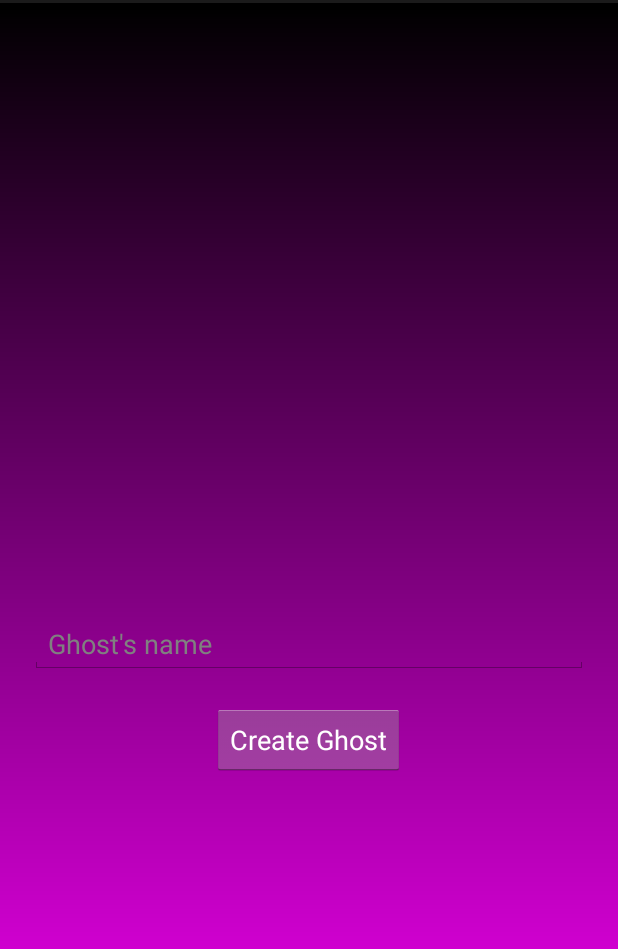
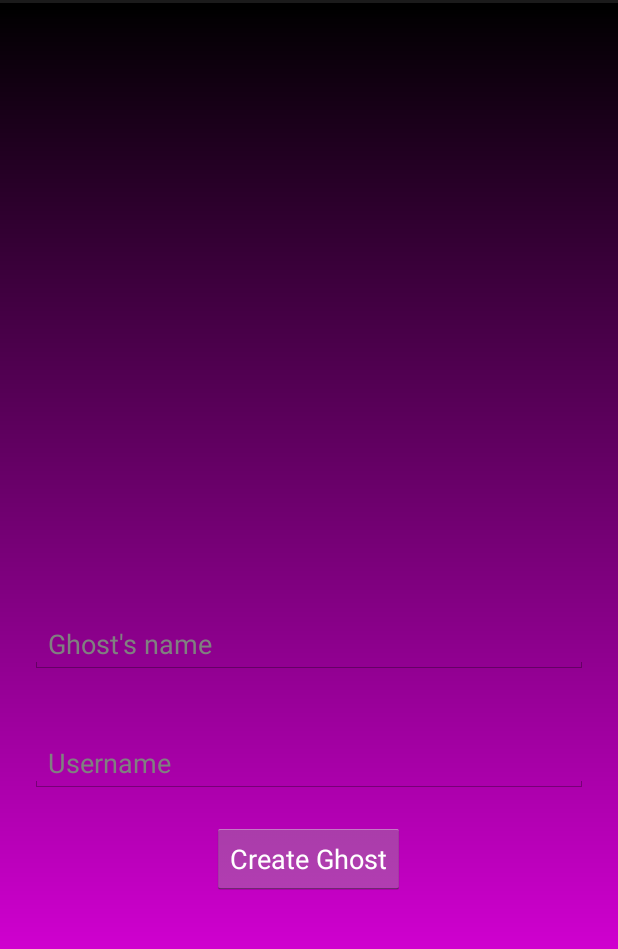
Before and after one commit to jamchamb/spooped, an Android app: the screen it shows after launch (MainActivity), on a phone screen of 412 x 824 dp, the part 69-1018 px from its top. Run offline under Robolectric (Android 15) with nearby library versions, the light colour scheme and no system bars; libraries missing offline, so code that uses them is left out: com.androidquery, com.androidquery.callback, org.jdeferred, org.jdeferred.impl; 3 statements that could not run were skipped.

Commit message:
Add ghosts

```diff
--- a/app/src/main/AndroidManifest.xml
+++ b/app/src/main/AndroidManifest.xml
@@ -18,7 +18,8 @@
 
         <activity
             android:name=".MainActivity"
-            android:label="@string/app_name" >
+            android:label="@string/app_name"
+            android:screenOrientation="portrait">
             <intent-filter>
                 <action android:name="android.intent.action.MAIN" />
 
--- a/app/src/main/java/edu/rutgers/jamchamb/spooped/api/SpiritRealm.java
+++ b/app/src/main/java/edu/rutgers/jamchamb/spooped/api/SpiritRealm.java
@@ -16,9 +16,12 @@ import org.json.JSONException;
 import org.json.JSONObject;
 
 import java.util.ArrayList;
+import java.util.HashMap;
 import java.util.List;
+import java.util.Map;
 
 import edu.rutgers.jamchamb.spooped.items.Ghost;
+import edu.rutgers.jamchamb.spooped.items.JSendResponse;
 
 /**
  * Get ghosts from the server.
@@ -88,4 +91,34 @@ public class SpiritRealm {
         return deferred.promise();
     }
 
+    public Promise<JSendResponse, Exception, Void> submitGhost(Ghost ghost) {
+        final DeferredObject<JSendResponse, Exception, Void> deferred = new DeferredObject<JSendResponse, Exception, Void>();
+
+        Map<String, Object> params = new HashMap<String, Object>();
+        params.put("name", ghost.getName());
+        params.put("user", ghost.getUser());
+        params.put("longitude", ghost.getLocation().getLongitude());
+        params.put("latitude", ghost.getLocation().getLatitude());
+
+        aq.ajax(BASE_URL+"add_ghost.php", params, JSONObject.class, new AjaxCallback<JSONObject>() {
+
+            @Override
+            public void callback(String url, JSONObject json, AjaxStatus status){
+                if(json == null) {
+                    deferred.reject(new Exception(status.getMessage()));
+                } else {
+                    try {
+                        JSendResponse response = new JSendResponse(json.getString("status"), json.getJSONObject("data").getString("message"));
+                        deferred.resolve(response);
+                    } catch (JSONException e) {
+                        deferred.reject(e);
+                    }
+                }
+            }
+
+        });
+
+        return deferred.promise();
+    }
+
 }
--- a/app/src/main/java/edu/rutgers/jamchamb/spooped/fragments/CreateGhostFragment.java
+++ b/app/src/main/java/edu/rutgers/jamchamb/spooped/fragments/CreateGhostFragment.java
@@ -13,7 +13,13 @@ import android.widget.Button;
 import android.widget.EditText;
 import android.widget.Toast;
 
+import org.jdeferred.DoneCallback;
+import org.jdeferred.FailCallback;
+
 import edu.rutgers.jamchamb.spooped.R;
+import edu.rutgers.jamchamb.spooped.api.SpiritRealm;
+import edu.rutgers.jamchamb.spooped.items.Ghost;
+import edu.rutgers.jamchamb.spooped.items.JSendResponse;
 import edu.rutgers.jamchamb.spooped.items.LocationProvider;
 
 /**
@@ -24,6 +30,7 @@ public class CreateGhostFragment extends Fragment {
     private static final String TAG = "CreateGhostFragment";
 
     private LocationProvider mLocationProvider;
+    private SpiritRealm mSpiritRealm;
     private PagerAdapter mPagerAdapter;
 
     public CreateGhostFragment() {
@@ -40,19 +47,52 @@ public class CreateGhostFragment extends Fragment {
     public View onCreateView(LayoutInflater inflater, ViewGroup container, Bundle savedInstanceState) {
         View v = inflater.inflate(R.layout.fragment_create_ghost, container, false);
 
-        ViewPager viewPager = (ViewPager) v.findViewById(R.id.viewPager);
-        EditText nameEditText = (EditText) v.findViewById(R.id.nameEditText);
-        Button createButton = (Button) v.findViewById(R.id.createButton);
+        mSpiritRealm = new SpiritRealm(getActivity());
+
+        final ViewPager viewPager = (ViewPager) v.findViewById(R.id.viewPager);
+        final EditText nameEditText = (EditText) v.findViewById(R.id.nameEditText);
+        final EditText userEditText = (EditText) v.findViewById(R.id.userEditText);
+        final Button createButton = (Button) v.findViewById(R.id.createButton);
 
         createButton.setOnClickListener(new View.OnClickListener() {
             @Override
             public void onClick(View v) {
+
+                // Make sure username and ghost name are set
+                if(nameEditText.getText().toString().isEmpty() || userEditText.getText().toString().isEmpty()) {
+                    Toast.makeText(getActivity(), "Set both names!", Toast.LENGTH_SHORT).show();
+                    return;
+                }
+
+                // Get location and submit ghost
                 if(mLocationProvider != null) {
                     Location lastLocation = mLocationProvider.getLastLocation();
                     if(lastLocation != null) {
-                        Toast.makeText(getActivity(), lastLocation.toString(), Toast.LENGTH_SHORT).show();
+                        Ghost newGhost = new Ghost();
+                        newGhost.setName(nameEditText.getText().toString());
+                        newGhost.setUser(userEditText.getText().toString());
+                        newGhost.setLocation(lastLocation);
+
+                        mSpiritRealm.submitGhost(newGhost).done(new DoneCallback<JSendResponse>() {
+                            @Override
+                            public void onDone(JSendResponse result) {
+                                if(result.getStatus().equals("success")) {
+                                    Toast.makeText(getActivity(), result.getMessage(), Toast.LENGTH_SHORT).show();
+                                    nameEditText.setText(null);
+                                    userEditText.setText(null);
+                                    viewPager.setCurrentItem(0);
+                                } else {
+                                    Toast.makeText(getActivity(), result.getMessage(), Toast.LENGTH_LONG).show();
+                                }
+                            }
+                        }).fail(new FailCallback<Exception>() {
+                            @Override
+                            public void onFail(Exception result) {
+                                Toast.makeText(getActivity(), "Oops! Network problem.", Toast.LENGTH_SHORT).show();
+                            }
+                        });
                     } else {
-                        Toast.makeText(getActivity(), "Wow!", Toast.LENGTH_SHORT).show();
+                        Toast.makeText(getActivity(), "Couldn't get location", Toast.LENGTH_SHORT).show();
                     }
                 }
             }
--- a/app/src/main/res/layout/fragment_create_ghost.xml
+++ b/app/src/main/res/layout/fragment_create_ghost.xml
@@ -1,5 +1,4 @@
 <?xml version="1.0" encoding="utf-8"?>
-
 <LinearLayout xmlns:android="http://schemas.android.com/apk/res/android"
     android:orientation="vertical" android:layout_width="match_parent"
     android:layout_height="match_parent"
@@ -27,6 +26,16 @@
             android:hint="@string/create_name_hint"
             android:textColor="@android:color/white"/>
 
+        <EditText
+            android:id="@+id/userEditText"
+            android:layout_width="match_parent"
+            android:layout_height="wrap_content"
+            android:layout_gravity="center_horizontal|center_vertical"
+            android:layout_margin="20dp"
+            android:singleLine="true"
+            android:maxLength="40"
+            android:hint="@string/create_user_hint"
+            android:textColor="@android:color/white"/>
 
         <Button
             android:id="@+id/createButton"
--- a/app/src/main/res/values/strings.xml
+++ b/app/src/main/res/values/strings.xml
@@ -7,6 +7,7 @@
 
     <!-- Ghost creation screen -->
     <string name="create_name_hint">Ghost\'s name</string>
+    <string name="create_user_hint">Username</string>
     <string name="create_ghost_button">Create Ghost</string>
 
 </resources>
```
Also changed, not shown: app/src/main/java/edu/rutgers/jamchamb/spooped/items/JSendResponse.java (added, +23 -0 lines).
